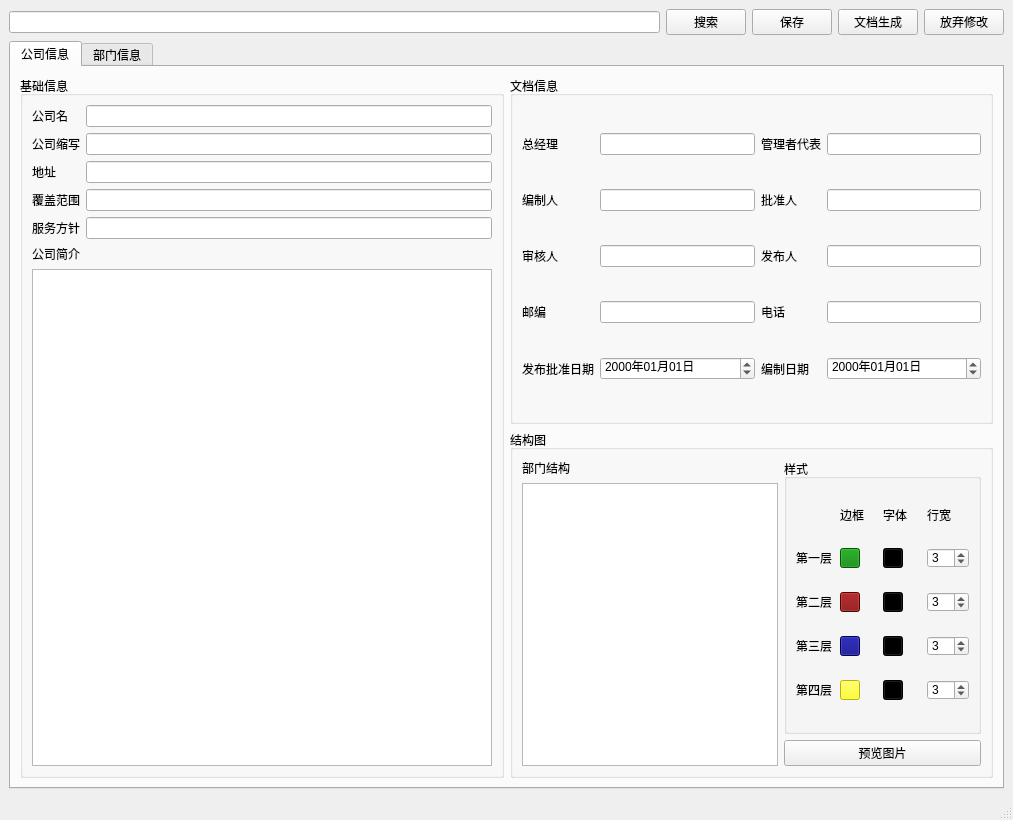
Before: the Qt Designer form Word-Printer/test.ui in OtakuTools/WordPrinter, drawn with Qt 5.
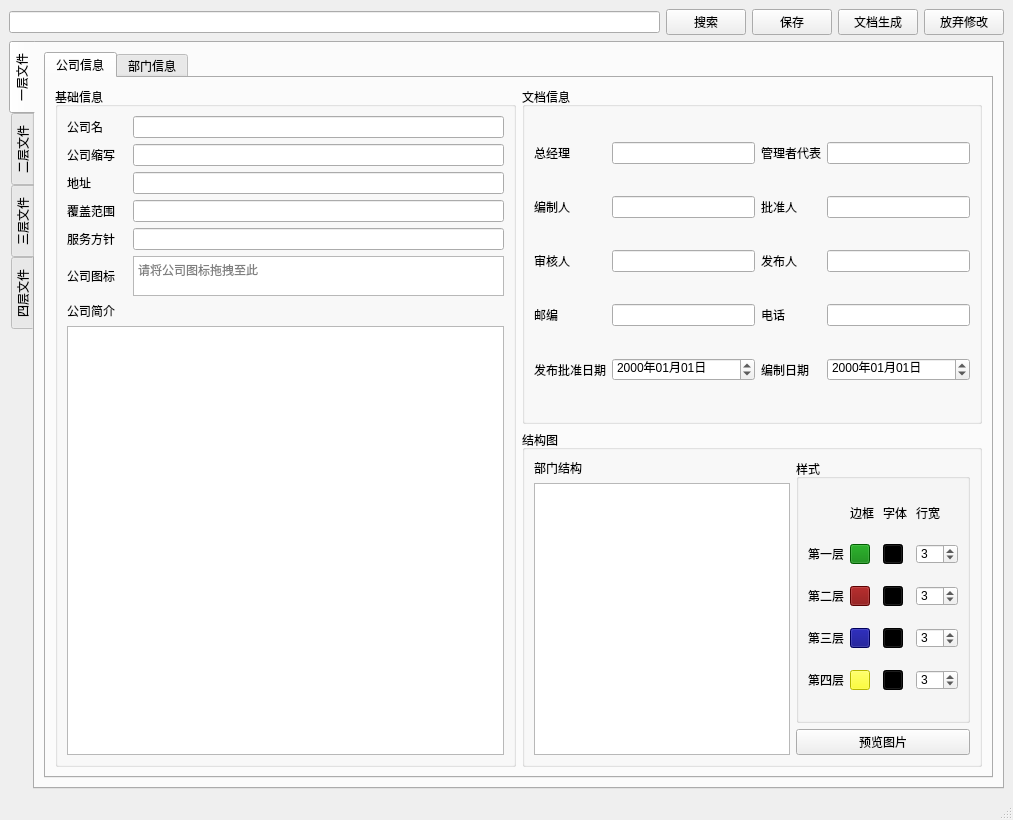
After: the same form once the commit is applied.

Commit message: 更新了UI布局

The edit to the form file:
```diff
--- a/Word-Printer/test.ui
+++ b/Word-Printer/test.ui
@@ -27,8 +27,43 @@
   </property>
   <widget class="QWidget" name="centralwidget">
    <layout class="QGridLayout" name="gridLayout_3">
+    <item row="0" column="0">
+     <widget class="QLineEdit" name="searchContent"/>
+    </item>
+    <item row="0" column="1">
+     <widget class="QPushButton" name="searchButton">
+      <property name="sizePolicy">
+       <sizepolicy hsizetype="Fixed" vsizetype="Fixed">
+        <horstretch>0</horstretch>
+        <verstretch>0</verstretch>
+       </sizepolicy>
+      </property>
+      <property name="text">
+       <string>搜索</string>
+      </property>
+     </widget>
+    </item>
+    <item row="0" column="2">
+     <widget class="QPushButton" name="saveButton">
+      <property name="sizePolicy">
+       <sizepolicy hsizetype="Fixed" vsizetype="Fixed">
+        <horstretch>0</horstretch>
+        <verstretch>0</verstretch>
+       </sizepolicy>
+      </property>
+      <property name="text">
+       <string>保存</string>
+      </property>
+     </widget>
+    </item>
     <item row="0" column="3">
      <widget class="QPushButton" name="createBotton">
+      <property name="sizePolicy">
+       <sizepolicy hsizetype="Fixed" vsizetype="Fixed">
+        <horstretch>0</horstretch>
+        <verstretch>0</verstretch>
+       </sizepolicy>
+      </property>
       <property name="text">
        <string>文档生成</string>
       </property>
@@ -36,19 +71,46 @@
     </item>
     <item row="0" column="4">
      <widget class="QPushButton" name="cancelButton">
-      <property name="text">
-       <string>放弃修改</string>
+      <property name="sizePolicy">
+       <sizepolicy hsizetype="Fixed" vsizetype="Fixed">
+        <horstretch>0</horstretch>
+        <verstretch>0</verstretch>
+       </sizepolicy>
       </property>
-     </widget>
-    </item>
-    <item row="0" column="1">
-     <widget class="QPushButton" name="searchButton">
       <property name="text">
-       <string>搜索</string>
+       <string>放弃修改</string>
       </property>
      </widget>
     </item>
     <item row="1" column="0" colspan="5">
+     <widget class="QTabWidget" name="tabWidget_2">
+      <property name="tabPosition">
+       <enum>QTabWidget::West</enum>
+      </property>
+      <property name="tabShape">
+       <enum>QTabWidget::Rounded</enum>
+      </property>
+      <property name="currentIndex">
+       <number>0</number>
+      </property>
+      <property name="iconSize">
+       <size>
+        <width>16</width>
+        <height>16</height>
+       </size>
+      </property>
+      <property name="elideMode">
+       <enum>Qt::ElideNone</enum>
+      </property>
+      <property name="tabBarAutoHide">
+       <bool>true</bool>
+      </property>
+      <widget class="QWidget" name="tab">
+       <attribute name="title">
+        <string>一层文件</string>
+       </attribute>
+       <layout class="QGridLayout" name="gridLayout_11">
+        <item row="0" column="0">
      <widget class="QTabWidget" name="tabWidget">
       <property name="currentIndex">
        <number>0</number>
@@ -58,7 +120,130 @@
         <string>公司信息</string>
        </attribute>
        <layout class="QGridLayout" name="gridLayout_7">
-        <item row="1" column="1">
+            <item row="0" column="1" rowspan="2">
+             <widget class="QGroupBox" name="basicInfo">
+              <property name="title">
+               <string>基础信息</string>
+              </property>
+              <layout class="QGridLayout" name="gridLayout_2">
+               <item row="7" column="0" colspan="4">
+                <widget class="QLabel" name="introductionLable">
+                 <property name="text">
+                  <string>公司简介</string>
+                 </property>
+                </widget>
+               </item>
+               <item row="1" column="0">
+                <widget class="QLabel" name="fileNameLable">
+                 <property name="text">
+                  <string>公司缩写</string>
+                 </property>
+                </widget>
+               </item>
+               <item row="0" column="0">
+                <widget class="QLabel" name="companyLable">
+                 <property name="text">
+                  <string>公司名</string>
+                 </property>
+                </widget>
+               </item>
+               <item row="0" column="3">
+                <widget class="QLineEdit" name="companyText"/>
+               </item>
+               <item row="4" column="3">
+                <widget class="QLineEdit" name="policyText"/>
+               </item>
+               <item row="2" column="3">
+                <widget class="QLineEdit" name="addressText"/>
+               </item>
+               <item row="3" column="0">
+                <widget class="QLabel" name="coverFieldLable">
+                 <property name="text">
+                  <string>覆盖范围</string>
+                 </property>
+                </widget>
+               </item>
+               <item row="5" column="0">
+                <widget class="QLabel" name="label_3">
+                 <property name="text">
+                  <string>公司图标</string>
+                 </property>
+                </widget>
+               </item>
+               <item row="2" column="0">
+                <widget class="QLabel" name="addressLable">
+                 <property name="text">
+                  <string>地址</string>
+                 </property>
+                </widget>
+               </item>
+               <item row="1" column="3">
+                <widget class="QLineEdit" name="fileNameText"/>
+               </item>
+               <item row="8" column="0" colspan="4">
+                <widget class="QPlainTextEdit" name="introductionText">
+                 <property name="tabChangesFocus">
+                  <bool>true</bool>
+                 </property>
+                </widget>
+               </item>
+               <item row="4" column="0">
+                <widget class="QLabel" name="policyLable">
+                 <property name="text">
+                  <string>服务方针</string>
+                 </property>
+                </widget>
+               </item>
+               <item row="3" column="3">
+                <widget class="QLineEdit" name="coverFieldText"/>
+               </item>
+               <item row="5" column="3">
+                <widget class="QPlainTextEdit" name="Logo">
+                 <property name="sizePolicy">
+                  <sizepolicy hsizetype="Expanding" vsizetype="Fixed">
+                   <horstretch>0</horstretch>
+                   <verstretch>0</verstretch>
+                  </sizepolicy>
+                 </property>
+                 <property name="minimumSize">
+                  <size>
+                   <width>0</width>
+                   <height>40</height>
+                  </size>
+                 </property>
+                 <property name="maximumSize">
+                  <size>
+                   <width>16777215</width>
+                   <height>40</height>
+                  </size>
+                 </property>
+                 <property name="verticalScrollBarPolicy">
+                  <enum>Qt::ScrollBarAlwaysOff</enum>
+                 </property>
+                 <property name="horizontalScrollBarPolicy">
+                  <enum>Qt::ScrollBarAlwaysOff</enum>
+                 </property>
+                 <property name="undoRedoEnabled">
+                  <bool>false</bool>
+                 </property>
+                 <property name="lineWrapMode">
+                  <enum>QPlainTextEdit::WidgetWidth</enum>
+                 </property>
+                 <property name="readOnly">
+                  <bool>false</bool>
+                 </property>
+                 <property name="backgroundVisible">
+                  <bool>false</bool>
+                 </property>
+                 <property name="placeholderText">
+                  <string>请将公司图标拖拽至此</string>
+                 </property>
+                </widget>
+               </item>
+              </layout>
+             </widget>
+            </item>
+            <item row="1" column="2">
          <widget class="QGroupBox" name="groupBox_3">
           <property name="title">
            <string>结构图</string>
@@ -488,80 +673,7 @@
           </layout>
          </widget>
         </item>
-        <item row="0" column="0" rowspan="2">
-         <widget class="QGroupBox" name="basicInfo">
-          <property name="title">
-           <string>基础信息</string>
-          </property>
-          <layout class="QGridLayout" name="gridLayout_2">
-           <item row="0" column="0">
-            <widget class="QLabel" name="companyLable">
-             <property name="text">
-              <string>公司名</string>
-             </property>
-            </widget>
-           </item>
-           <item row="0" column="1">
-            <widget class="QLineEdit" name="companyText"/>
-           </item>
-           <item row="1" column="0">
-            <widget class="QLabel" name="fileNameLable">
-             <property name="text">
-              <string>公司缩写</string>
-             </property>
-            </widget>
-           </item>
-           <item row="1" column="1">
-            <widget class="QLineEdit" name="fileNameText"/>
-           </item>
-           <item row="2" column="0">
-            <widget class="QLabel" name="addressLable">
-             <property name="text">
-              <string>地址</string>
-             </property>
-            </widget>
-           </item>
-           <item row="2" column="1">
-            <widget class="QLineEdit" name="addressText"/>
-           </item>
-           <item row="3" column="0">
-            <widget class="QLabel" name="coverFieldLable">
-             <property name="text">
-              <string>覆盖范围</string>
-             </property>
-            </widget>
-           </item>
-           <item row="3" column="1">
-            <widget class="QLineEdit" name="coverFieldText"/>
-           </item>
-           <item row="4" column="0">
-            <widget class="QLabel" name="policyLable">
-             <property name="text">
-              <string>服务方针</string>
-             </property>
-            </widget>
-           </item>
-           <item row="4" column="1">
-            <widget class="QLineEdit" name="policyText"/>
-           </item>
-           <item row="5" column="0" colspan="2">
-            <widget class="QLabel" name="introductionLable">
-             <property name="text">
-              <string>公司简介</string>
-             </property>
-            </widget>
-           </item>
-           <item row="6" column="0" colspan="2">
-            <widget class="QPlainTextEdit" name="introductionText">
-             <property name="tabChangesFocus">
-              <bool>true</bool>
-             </property>
-            </widget>
-           </item>
-          </layout>
-         </widget>
-        </item>
-        <item row="0" column="1">
+            <item row="0" column="2">
          <widget class="QGroupBox" name="fileInfo">
           <property name="title">
            <string>文档信息</string>
@@ -1126,14 +1238,23 @@
       </widget>
      </widget>
     </item>
-    <item row="0" column="0">
-     <widget class="QLineEdit" name="searchContent"/>
-    </item>
-    <item row="0" column="2">
-     <widget class="QPushButton" name="saveButton">
-      <property name="text">
-       <string>保存</string>
-      </property>
+       </layout>
+      </widget>
+      <widget class="QWidget" name="tab_2">
+       <attribute name="title">
+        <string>二层文件</string>
+       </attribute>
+      </widget>
+      <widget class="QWidget" name="tab_3">
+       <attribute name="title">
+        <string>三层文件</string>
+       </attribute>
+      </widget>
+      <widget class="QWidget" name="tab_4">
+       <attribute name="title">
+        <string>四层文件</string>
+       </attribute>
+      </widget>
      </widget>
     </item>
    </layout>
```
Left out of the diff: 1 changed line with no effect on the pictures. Lines whose indentation alone changed are shown as unchanged. The commit also changes 1 other file.
